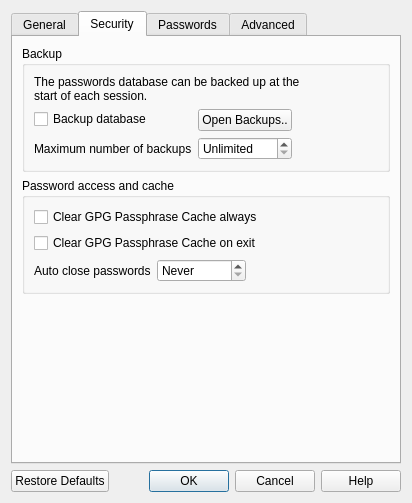
First picture: the form in ui/preferencesdialog.ui, repository sysal1280/passwords, before the edit.
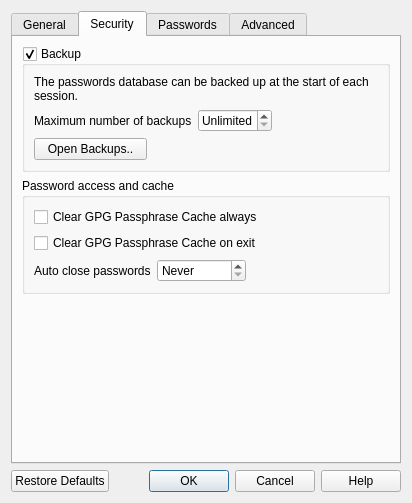
Second picture: the form after the edit. The open tabs and pages were chosen to show the change.

Commit message: Added glyphs to preferencesdialog.ui tabs.

```diff
--- a/ui/preferencesdialog.ui
+++ b/ui/preferencesdialog.ui
@@ -156,8 +156,11 @@
          <property name="title">
           <string>Backup</string>
          </property>
-         <layout class="QGridLayout" name="gridLayout_2">
-          <item row="0" column="0" colspan="2">
+         <property name="checkable">
+          <bool>true</bool>
+         </property>
+         <layout class="QGridLayout" name="gridLayout_3">
+          <item row="0" column="0" colspan="3">
            <widget class="QLabel" name="label">
             <property name="text">
              <string>The passwords database can be backed up at the start of each session.</string>
@@ -167,30 +170,23 @@
             </property>
            </widget>
           </item>
-          <item row="1" column="0">
-           <layout class="QFormLayout" name="formLayout_2">
+          <item row="2" column="0">
+           <widget class="QPushButton" name="pushButton">
+            <property name="text">
+             <string>Open Backups..</string>
+            </property>
+           </widget>
+          </item>
+          <item row="1" column="0" colspan="3">
+           <layout class="QGridLayout" name="gridLayout_2">
             <item row="0" column="0">
-             <widget class="QCheckBox" name="checkBoxBackupDB">
-              <property name="text">
-               <string>Backup database</string>
-              </property>
-             </widget>
-            </item>
-            <item row="0" column="1">
-             <widget class="QPushButton" name="pushButton">
-              <property name="text">
-               <string>Open Backups..</string>
-              </property>
-             </widget>
-            </item>
-            <item row="1" column="0">
              <widget class="QLabel" name="label_12">
               <property name="text">
                <string>Maximum number of backups</string>
               </property>
              </widget>
             </item>
-            <item row="1" column="1">
+            <item row="0" column="1">
              <widget class="QSpinBox" name="spinBoxMaxBackups">
               <property name="specialValueText">
                <string>Unlimited</string>
@@ -203,10 +199,23 @@
               </property>
              </widget>
             </item>
+            <item row="0" column="2">
+             <spacer name="horizontalSpacer">
+              <property name="orientation">
+               <enum>Qt::Orientation::Horizontal</enum>
+              </property>
+              <property name="sizeHint" stdset="0">
+               <size>
+                <width>40</width>
+                <height>20</height>
+               </size>
+              </property>
+             </spacer>
+            </item>
            </layout>
           </item>
-          <item row="1" column="2">
-           <spacer name="horizontalSpacer">
+          <item row="2" column="1" colspan="2">
+           <spacer name="horizontalSpacer_7">
             <property name="orientation">
              <enum>Qt::Orientation::Horizontal</enum>
             </property>
```
Left out of the diff: 51 changed lines with no effect on the pictures. The commit also changes 6 other files.
